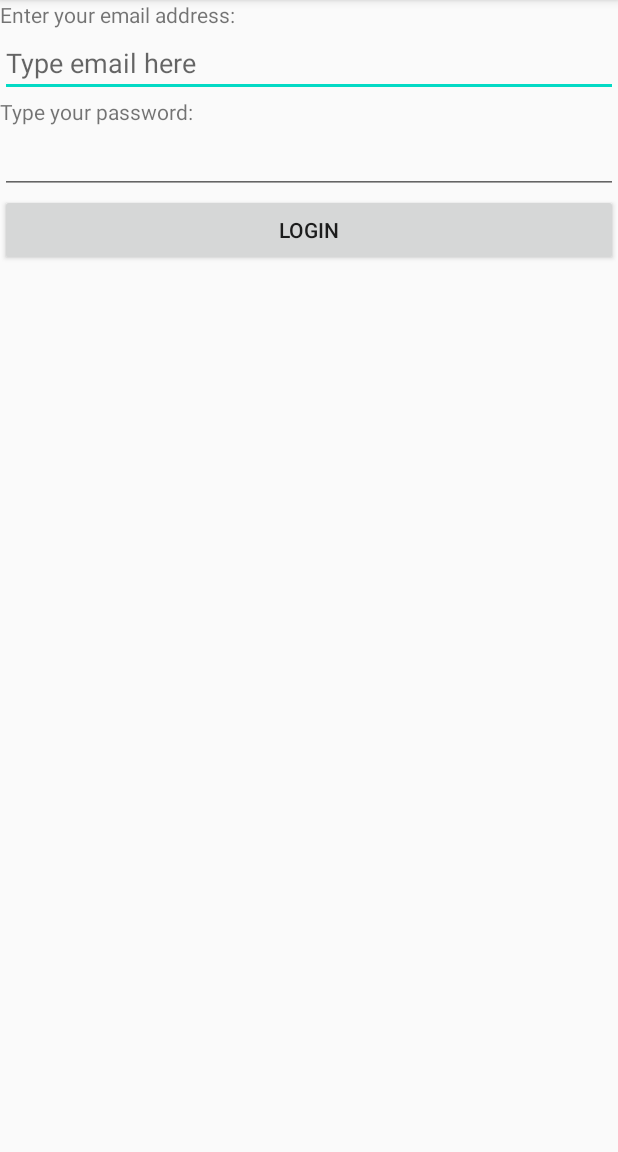
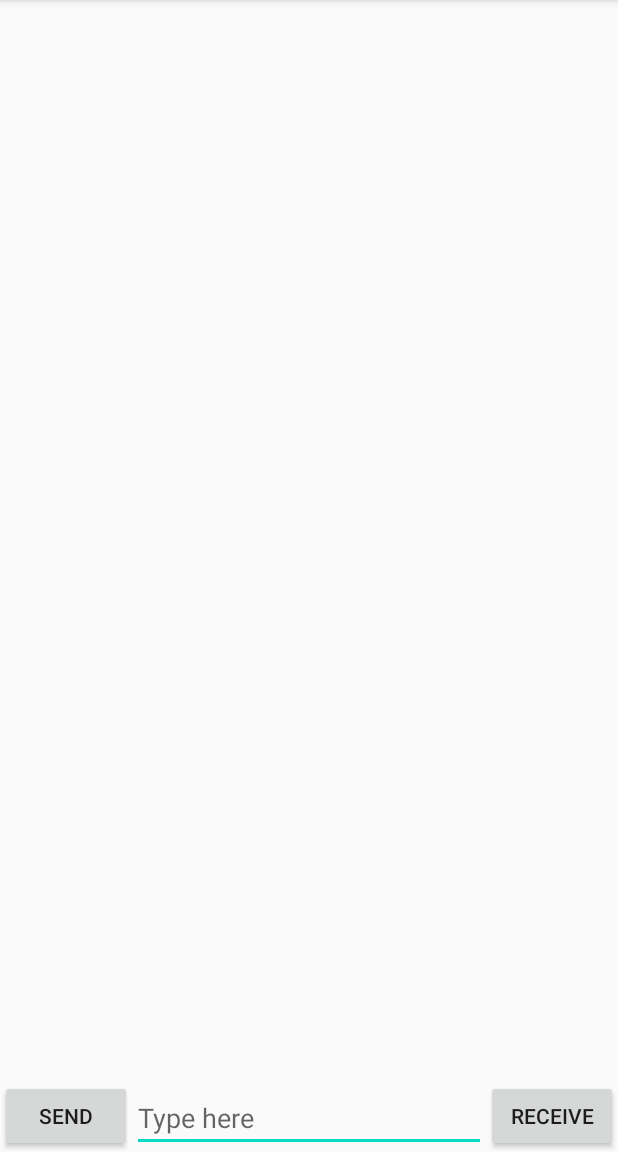
Before and after one commit to habane123/AndroidLabs, an Android app: the screen it shows after launch (MainActivity before the commit, ChatRoomActivity after it), on a phone screen of 412 x 824 dp, the part 84-1236 px from its top. Run offline under Robolectric (Android 15) with nearby library versions, the phone set to English and light mode, and no system bars.

Commit message:
Finished Lab4

```diff
--- /dev/null
+++ b/app/src/main/java/com/example/androidlabs/ChatRoomActivity.java
@@ -0,0 +1,143 @@
+package com.example.androidlabs;
+
+import androidx.appcompat.app.AppCompatActivity;
+
+import android.app.AlertDialog;
+import android.content.Context;
+import android.content.DialogInterface;
+import android.os.Bundle;
+import android.util.Log;
+import android.view.LayoutInflater;
+import android.view.View;
+import android.view.ViewGroup;
+import android.widget.AdapterView;
+import android.widget.ArrayAdapter;
+import android.widget.BaseAdapter;
+import android.widget.Button;
+import android.widget.EditText;
+import android.widget.ListView;
+import android.widget.TextView;
+import android.widget.Toast;
+
+import java.lang.reflect.Array;
+import java.util.ArrayList;
+import java.util.Collections;
+import java.util.List;
+
+public class ChatRoomActivity extends AppCompatActivity {
+
+    ListView listV;
+    EditText editT;
+    Button sendBtn;
+    Button rcvBtn;
+    List<Message> messageList = new ArrayList<>();
+    Context context;
+    MyListAdapter myAdapter;
+
+
+    @Override
+    protected void onCreate(Bundle savedInstanceState) {
+        super.onCreate(savedInstanceState);
+        setContentView(R.layout.activity_chat_room);
+
+        listV = (ListView)findViewById(R.id.listview);
+        editT = (EditText)findViewById(R.id.chatEditText);
+        sendBtn = (Button)findViewById(R.id.sendButton);
+        rcvBtn = (Button)findViewById(R.id.receiveButton);
+
+        sendBtn.setOnClickListener( v -> {
+            String message = editT.getText().toString();
+            Message msg = new Message(message,true);
+            messageList.add(msg);
+            editT.setText("");
+            MyListAdapter mladptr = new MyListAdapter(messageList,getApplicationContext());
+            listV.setAdapter(mladptr);
+        });
+
+        rcvBtn.setOnClickListener( v -> {
+            String message = editT.getText().toString();
+            Message msg = new Message(message,false);
+            messageList.add(msg);
+            editT.setText("");
+            MyListAdapter mladptr = new MyListAdapter(messageList,getApplicationContext());
+            listV.setAdapter(mladptr);
+        });
+
+        listV.setAdapter( myAdapter = new MyListAdapter(messageList,getApplicationContext()));
+        listV.setOnItemLongClickListener((parent, view, position, id) -> {
+            AlertDialog.Builder adb = new AlertDialog.Builder(this);
+
+            adb.setTitle("Do you want to delete this?");
+            adb.setMessage("The selected row is: " + position+"\n The database id is: "+id);
+            adb.setIcon(android.R.drawable.ic_dialog_alert);
+
+            adb.setPositiveButton("OK",(click,arg)->  {
+
+                    Toast.makeText(getApplicationContext(), "OK", Toast.LENGTH_LONG).show();
+                    messageList.remove(position);
+                    myAdapter.notifyDataSetChanged();
+                 });
+
+            adb.setNegativeButton("Cancel", (click,arg)->   {
+
+                    Toast.makeText(getApplicationContext(), "cancel", Toast.LENGTH_LONG).show();
+                    //finish();
+                 });
+            adb.show().create();
+
+            return true;
+            });
+
+
+    }
+
+
+    public class MyListAdapter extends BaseAdapter{
+
+        private List<Message> msg;
+        private LayoutInflater inflater;
+        private Context context;
+
+
+
+    public MyListAdapter(List<Message> msg, Context context) {
+                this.msg = msg;
+                this.context = context;
+                this.inflater = (LayoutInflater)context.getSystemService(Context.LAYOUT_INFLATER_SERVICE);
+            }
+
+            @Override
+            public int getCount() {
+                return msg.size();
+            }
+
+            @Override
+            public Object getItem(int position) {
+                return msg.get(position);
+            }
+
+            @Override
+            public long getItemId(int position) {
+                return (long) position;
+            }
+
+            @Override
+            public View getView(int position, View convertView, ViewGroup parent) {
+                View v = convertView;
+
+                if (v== null){
+                    if (msg.get(position).isSendOrReceieve()){
+                        v = inflater.inflate(R.layout.send, null);
+
+                    }else {
+                        v = inflater.inflate(R.layout.receive, null);
+                    }
+                    TextView  messageText = (TextView)v.findViewById(R.id.textViewMessage);
+                    messageText.setText(msg.get(position).message);
+                }
+                return v;
+            }
+        }
+
+
+}
--- /dev/null
+++ b/app/src/main/res/drawable/receive_message.xml
@@ -0,0 +1,6 @@
+<?xml version="1.0" encoding="utf-8"?>
+<shape xmlns:android="http://schemas.android.com/apk/res/android"
+android:shape="rectangle">
+<solid android:color="#87ceeb"/>
+<corners android:topRightRadius="5dp" android:radius="15dp" />
+</shape>
--- /dev/null
+++ b/app/src/main/res/drawable/send_message.xml
@@ -0,0 +1,6 @@
+<?xml version="1.0" encoding="utf-8"?>
+<shape xmlns:android="http://schemas.android.com/apk/res/android"
+    android:shape="rectangle">
+    <solid android:color="#87ceeb"/>
+    <corners android:topLeftRadius="5dp" android:radius="15dp" />
+</shape>
--- /dev/null
+++ b/app/src/main/res/layout/activity_chat_room.xml
@@ -0,0 +1,43 @@
+<?xml version="1.0" encoding="utf-8"?>
+<RelativeLayout xmlns:android="http://schemas.android.com/apk/res/android"
+    xmlns:app="http://schemas.android.com/apk/res-auto"
+    xmlns:tools="http://schemas.android.com/tools"
+    android:layout_width="match_parent"
+    android:layout_height="match_parent">
+
+        <ListView
+            android:id="@+id/listview"
+            android:layout_width="match_parent"
+            android:layout_height="match_parent"
+            android:transcriptMode="alwaysScroll"
+            android:layout_above="@id/sendButton"
+            >
+
+        </ListView>
+
+        <Button
+            android:id="@+id/sendButton"
+            android:layout_width="wrap_content"
+            android:layout_height="wrap_content"
+            android:layout_alignParentBottom="true"
+            android:layout_alignParentLeft="true"
+            android:text="@string/SendButton"/>
+
+        <EditText
+            android:id="@+id/chatEditText"
+            android:layout_width="wrap_content"
+            android:layout_height="wrap_content"
+            android:layout_alignParentBottom="true"
+            android:layout_toLeftOf="@id/receiveButton"
+            android:layout_toRightOf="@id/sendButton"
+            android:hint="@string/EditText"
+            />
+
+        <Button
+            android:id="@+id/receiveButton"
+            android:layout_width="wrap_content"
+            android:layout_height="wrap_content"
+            android:layout_alignParentBottom="true"
+            android:layout_alignParentEnd="true"
+            android:text="@string/ReceiveButton"/>
+</RelativeLayout>
--- a/app/src/main/res/values/colors.xml
+++ b/app/src/main/res/values/colors.xml
@@ -3,4 +3,5 @@
     <color name="colorPrimary">#6200EE</color>
     <color name="colorPrimaryDark">#3700B3</color>
     <color name="colorAccent">#03DAC5</color>
+    <color name="colorBlack">#000000</color>
 </resources>
--- a/app/src/main/res/values/strings.xml
+++ b/app/src/main/res/values/strings.xml
@@ -23,4 +23,7 @@
     <string name="EnterYourName">"Enter your name:</string>
     <string name="EnterYourEmail">Enter your email:</string>
     <string name="ClickPicAbove">Click the button above to take a picture</string>
+    <string name="lab4button">Go to chat</string>
+    <string name="SendButton">Send</string>
+    <string name="ReceiveButton">Receive</string>
 </resources>
```
Also changed, not shown: app/src/main/AndroidManifest.xml (+7 -0 lines), app/src/main/java/com/example/androidlabs/Message.java (added, +27 -0 lines), app/src/main/java/com/example/androidlabs/ProfileActivity.java (+12 -0 lines), app/src/main/res/layout/activity_profile.xml (+10 -2 lines), app/src/main/res/layout/receive.xml (added, +31 -0 lines), app/src/main/res/layout/send.xml (added, +31 -0 lines), app/src/main/res/drawable/row_receive.png (added), app/src/main/res/drawable/row_send.png (added).
